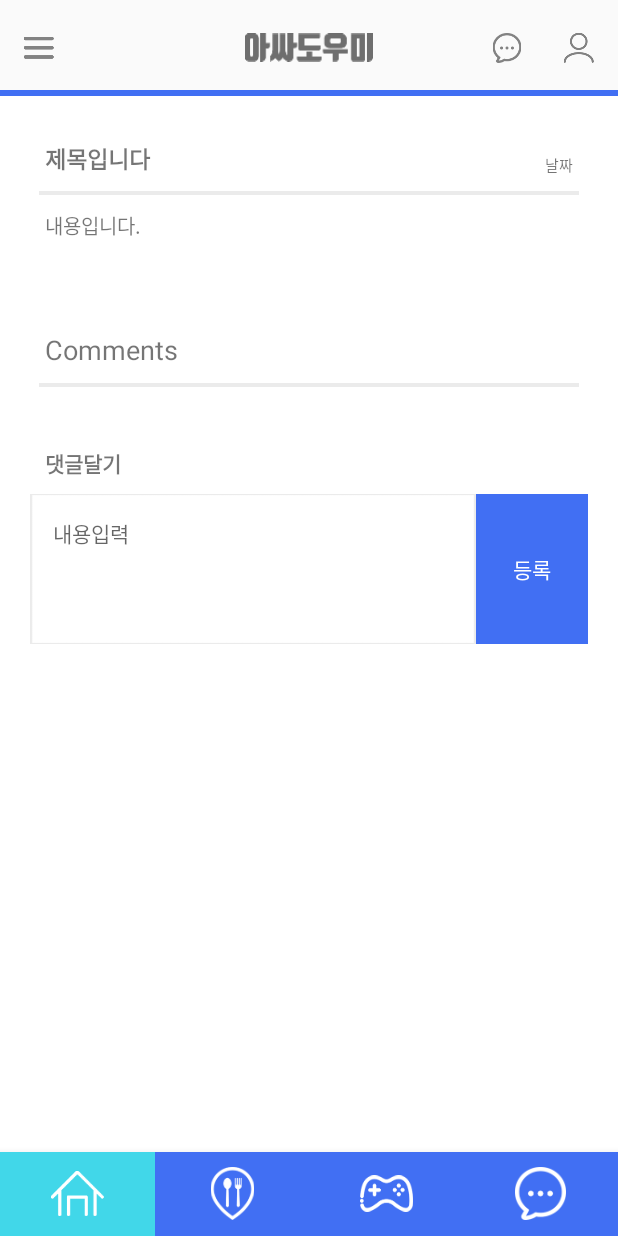
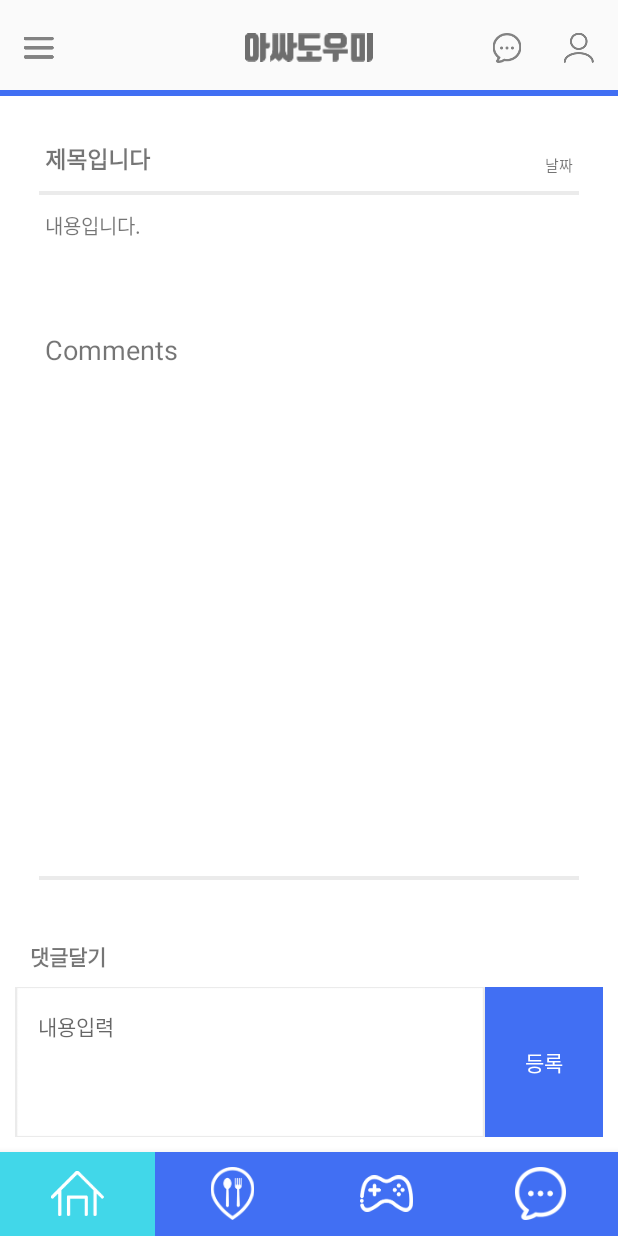
Before and after one commit to imcodding/outsiderHelper_android, an Android app: the fragment BoardDetailFragment placed in its activity, on a phone screen of 412 x 824 dp. Run offline under Robolectric (Android 15) with nearby library versions, the phone set to English and light mode, and no system bars; our stand-ins replace Firebase (no records; nobody signed in at launch, a user with empty details on screens opened directly); network calls fail; 2 statements that could not run were skipped.

Commit message:
기타: 게시글 상세보기 레이아웃 변경

```diff
--- a/OutsiderHelper/app/src/main/res/layout/fragment_board_detail.xml
+++ b/OutsiderHelper/app/src/main/res/layout/fragment_board_detail.xml
@@ -1,14 +1,16 @@
 <?xml version="1.0" encoding="utf-8"?>
-<ScrollView xmlns:android="http://schemas.android.com/apk/res/android"
+<RelativeLayout xmlns:android="http://schemas.android.com/apk/res/android"
     xmlns:tools="http://schemas.android.com/tools"
     android:id="@+id/scrollView"
     android:layout_width="match_parent"
     android:layout_height="match_parent"
     android:background="@color/background_color">
 
-    <RelativeLayout
+
+    <androidx.core.widget.NestedScrollView
         android:layout_width="match_parent"
-        android:layout_height="match_parent">
+        android:layout_height="match_parent"
+        android:layout_above="@+id/linear_comment">
 
         <LinearLayout
             android:layout_width="match_parent"
@@ -85,10 +87,65 @@
                 android:layout_width="match_parent"
                 android:layout_height="match_parent" />
 
+            <!--            <LinearLayout-->
+            <!--                android:layout_width="match_parent"-->
+            <!--                android:layout_height="match_parent"-->
+            <!--                android:layout_marginTop="10dp"-->
+            <!--                android:orientation="vertical">-->
+
+            <!--                <ImageView-->
+            <!--                    android:layout_width="match_parent"-->
+            <!--                    android:layout_height="wrap_content"-->
+            <!--                    android:src="@drawable/h_mt_10_line_2" />-->
+
+            <!--                <TextView-->
+            <!--                    android:layout_width="match_parent"-->
+            <!--                    android:layout_height="wrap_content"-->
+            <!--                    android:layout_marginTop="30dp"-->
+            <!--                    android:padding="10dp"-->
+            <!--                    android:text="댓글달기"-->
+            <!--                    android:textStyle="bold" />-->
+
+            <!--                <LinearLayout-->
+            <!--                    android:layout_width="match_parent"-->
+            <!--                    android:layout_height="match_parent"-->
+            <!--                    android:layout_marginBottom="30dp"-->
+            <!--                    android:orientation="horizontal">-->
+
+            <!--                    <EditText-->
+            <!--                        android:id="@+id/bd_detail_edit_comment_cont"-->
+            <!--                        android:layout_width="0dp"-->
+            <!--                        android:layout_height="100dp"-->
+            <!--                        android:layout_weight="4"-->
+            <!--                        android:background="@drawable/f_review_box_3"-->
+            <!--                        android:gravity="top"-->
+            <!--                        android:hint="내용입력"-->
+            <!--                        android:padding="15dp"-->
+            <!--                        android:scrollbars="vertical"-->
+            <!--                        android:textSize="14sp" />-->
+
+            <!--                    <TextView-->
+            <!--                        android:id="@+id/bd_detail_btn_comment_post"-->
+            <!--                        android:layout_width="0dp"-->
+            <!--                        android:layout_height="match_parent"-->
+            <!--                        android:layout_weight="1"-->
+            <!--                        android:background="@drawable/ok_button_selector2"-->
+            <!--                        android:gravity="center"-->
+            <!--                        android:text="등록"-->
+            <!--                        android:textColor="@color/white" />-->
+            <!--                </LinearLayout>-->
+
+            <!--            </LinearLayout>-->
+
+        </LinearLayout>
+    </androidx.core.widget.NestedScrollView>
+
     <LinearLayout
+        android:id="@+id/linear_comment"
         android:layout_width="match_parent"
-                android:layout_height="match_parent"
-                android:layout_marginTop="10dp"
+        android:layout_height="wrap_content"
+        android:layout_alignParentBottom="true"
+        android:layout_margin="10dp"
         android:orientation="vertical">
 
         <ImageView
@@ -107,7 +164,6 @@
         <LinearLayout
             android:layout_width="match_parent"
             android:layout_height="match_parent"
-                    android:layout_marginBottom="30dp"
             android:orientation="horizontal">
 
             <EditText
@@ -127,19 +183,17 @@
                 android:layout_width="0dp"
                 android:layout_height="match_parent"
                 android:layout_weight="1"
+                android:background="@drawable/ok_button_selector2"
                 android:gravity="center"
-                        android:textColor="@color/white"
-                        android:background="@drawable/ok_button_selector2"
-                        android:text="등록" />
+                android:text="등록"
+                android:textColor="@color/white" />
         </LinearLayout>
 
     </LinearLayout>
 
-        </LinearLayout>
     <include
         layout="@layout/custom_progressbar"
         android:layout_width="wrap_content"
         android:layout_height="wrap_content"
         android:layout_centerInParent="true" />
 </RelativeLayout>
-</ScrollView>
```
Lines whose indentation alone changed are shown as unchanged.
